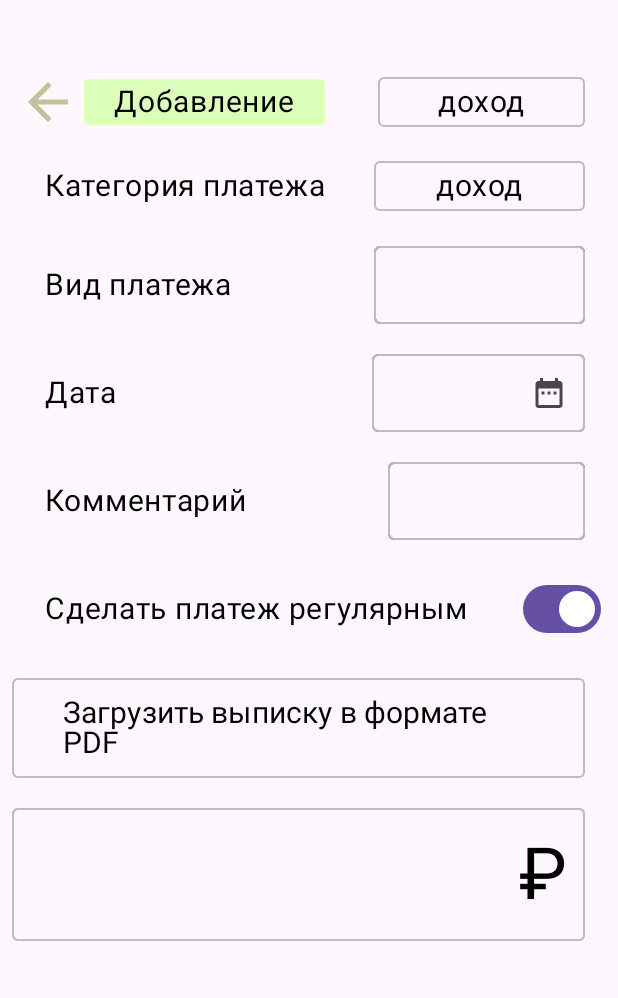
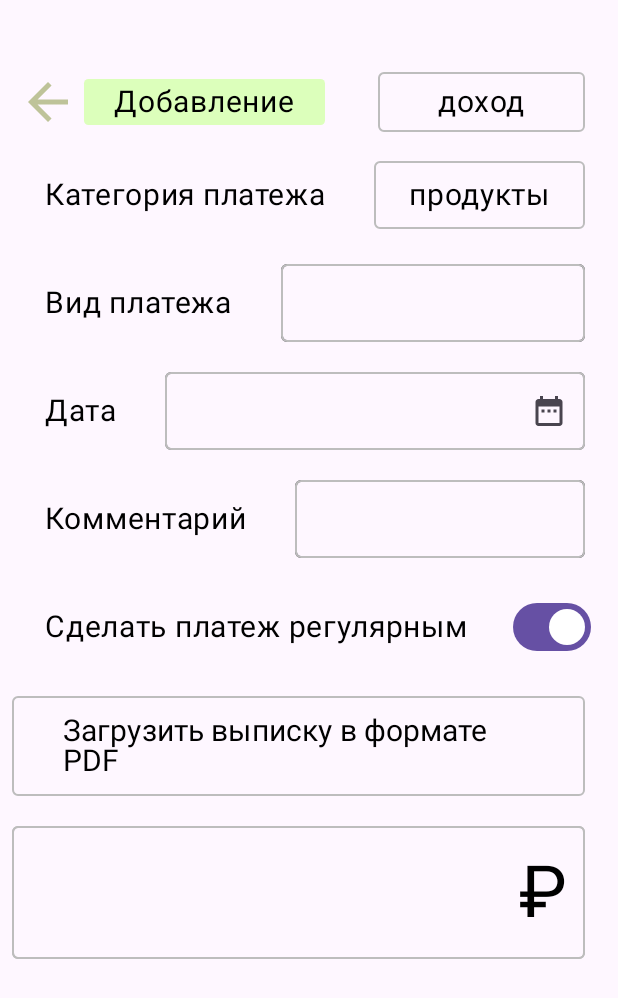
Before and after one commit to AlexFaernon/kisiks, an Android app built with Jetpack Compose: the AddScreen screen opened through its navigation route, on a phone screen of 412 x 824 dp. Shown: the top 998 px of the screen. Run offline under Robolectric (Android 15) with nearby library versions, the phone set to English and light mode, and no system bars.

Commit message:
Refactoring + new options

```diff
--- a/app/src/main/java/com/example/cashincontrol/presentation/AddScreen.kt
+++ b/app/src/main/java/com/example/cashincontrol/presentation/AddScreen.kt
@@ -1,56 +1,27 @@
-@file:OptIn(ExperimentalMaterial3Api::class)
+@file:OptIn(ExperimentalMaterial3Api::class, ExperimentalMaterial3Api::class,
+    ExperimentalMaterial3Api::class
+)
 
 package com.example.cashincontrol.presentation
 
+import android.net.Uri
 import android.util.Log
+import androidx.activity.compose.rememberLauncherForActivityResult
+import androidx.activity.result.contract.ActivityResultContracts
 import androidx.compose.foundation.background
 import androidx.compose.foundation.border
 import androidx.compose.foundation.clickable
-import androidx.compose.foundation.gestures.awaitEachGesture
-import androidx.compose.foundation.gestures.awaitFirstDown
-import androidx.compose.foundation.gestures.waitForUpOrCancellation
-import androidx.compose.foundation.layout.Arrangement
-import androidx.compose.foundation.layout.Box
-import androidx.compose.foundation.layout.Column
-import androidx.compose.foundation.layout.Row
-import androidx.compose.foundation.layout.Spacer
-import androidx.compose.foundation.layout.fillMaxSize
-import androidx.compose.foundation.layout.fillMaxWidth
-import androidx.compose.foundation.layout.height
-import androidx.compose.foundation.layout.offset
-import androidx.compose.foundation.layout.padding
-import androidx.compose.foundation.layout.width
+import androidx.compose.foundation.layout.*
 import androidx.compose.foundation.shape.RoundedCornerShape
 import androidx.compose.foundation.text.KeyboardOptions
 import androidx.compose.material.icons.Icons
 import androidx.compose.material.icons.filled.DateRange
-import androidx.compose.material3.Button
-import androidx.compose.material3.ButtonDefaults
-import androidx.compose.material3.DatePicker
-import androidx.compose.material3.DatePickerDialog
-import androidx.compose.material3.DropdownMenu
-import androidx.compose.material3.DropdownMenuItem
-import androidx.compose.material3.ExperimentalMaterial3Api
-import androidx.compose.material3.Icon
-import androidx.compose.material3.IconButton
-import androidx.compose.material3.MaterialTheme
-import androidx.compose.material3.OutlinedTextField
-import androidx.compose.material3.Switch
-import androidx.compose.material3.Text
-import androidx.compose.material3.TextButton
-import androidx.compose.material3.TextFieldDefaults
-import androidx.compose.material3.rememberDatePickerState
-import androidx.compose.runtime.Composable
-import androidx.compose.runtime.getValue
-import androidx.compose.runtime.mutableStateOf
-import androidx.compose.runtime.remember
-import androidx.compose.runtime.setValue
+import androidx.compose.material3.*
+import androidx.compose.runtime.*
 import androidx.compose.ui.Alignment
 import androidx.compose.ui.Modifier
-import androidx.compose.ui.draw.shadow
 import androidx.compose.ui.graphics.Color
-import androidx.compose.ui.input.pointer.PointerEventPass
-import androidx.compose.ui.input.pointer.pointerInput
+import androidx.compose.ui.platform.LocalContext
 import androidx.compose.ui.res.painterResource
 import androidx.compose.ui.text.TextStyle
 import androidx.compose.ui.text.font.FontWeight
@@ -58,6 +29,7 @@ import androidx.compose.ui.text.input.KeyboardType
 import androidx.compose.ui.tooling.preview.Preview
 import androidx.compose.ui.unit.dp
 import androidx.compose.ui.unit.sp
+import androidx.compose.ui.window.Dialog
 import androidx.compose.ui.window.Popup
 import androidx.navigation.NavController
 import com.example.cashincontrol.R
@@ -79,15 +51,14 @@ fun AddScreen(navController: NavController) {
 }
 
 @Composable
-private fun TopSection(navController: NavController){
-    // Заголовок с кнопкой и переключателем
-    Row(modifier = Modifier
+private fun TopSection(navController: NavController) {
+    Row(
+        modifier = Modifier
             .fillMaxWidth()
             .height(40.dp),
         verticalAlignment = Alignment.CenterVertically,
     ) {
-        IconButton(onClick = {navController.navigate("main")}
-        ) {
+        IconButton(onClick = { navController.navigate("main") }) {
             Icon(
                 painter = painterResource(id = R.drawable.arrow_back),
                 contentDescription = "Назад",
@@ -95,32 +66,136 @@ private fun TopSection(navController: NavController){
             )
         }
 
+        TextWithBackground(
+            text = "Добавление",
+            backgroundColor = Color(0xFFDCFFBB),
+            paddingValues = PaddingValues(horizontal = 20.dp, vertical = 3.dp)
+        )
+
+        Spacer(modifier = Modifier.weight(35f))
+        TransactionDropdownMenu()
+    }
+}
+
+@Preview
+@Composable
+private fun MainSection() {
+    Column(verticalArrangement = Arrangement.spacedBy(20.dp)) {
+        TransactionCategorySection()
+        TransactionTypeSection()
+        TransactionDateSection()
+        TransactionCommentSection()
+        TransactionSwitchSection()
+        FileUploadButton()
+        MoneyInputField()
+    }
+}
+
+@Composable
+private fun TransactionCategorySection() {
+    LabeledRow(label = "Категория платежа") {
+        CategoryDropdownMenu()
+    }
+}
+
+@Composable
+private fun TransactionTypeSection() {
+    LabeledRowWithTextField(label = "Вид платежа")
+}
+
+@Composable
+private fun TransactionDateSection() {
+    LabeledRow(label = "Дата") {
+        DatePickerDocked()
+    }
+}
+
+@Composable
+private fun TransactionCommentSection() {
+    LabeledRowWithTextField(label = "Комментарий")
+}
+
+@Composable
+private fun TransactionSwitchSection() {
+    LabeledRow(label = "Сделать платеж регулярным") {
+        var checked by remember { mutableStateOf(true) }
+        Switch(
+            checked = checked,
+            onCheckedChange = { checked = it }
+        )
+    }
+}
+
+@Composable
+fun LabeledRow(label: String, content: @Composable RowScope.() -> Unit) {
+    Row(
+        modifier = Modifier
+            .fillMaxWidth()
+            .height(52.dp),
+        verticalAlignment = Alignment.CenterVertically,
+    ) {
+        TextWithPadding(label)
+        content()
+    }
+}
+
+@Composable
+fun LabeledRowWithTextField(label: String) {
+    LabeledRow(label = label) {
+        val message = remember { mutableStateOf("") }
+        OutlinedTextField(
+            value = message.value,
+            onValueChange = { message.value = it },
+            textStyle = TextStyle(fontSize = 20.sp),
+            colors = TextFieldDefaults.colors(
+                unfocusedContainerColor = Color.Transparent,
+                unfocusedTextColor = Color.Black,
+                focusedContainerColor = Color.Transparent,
+                focusedTextColor = Color.Black,
+            ),
+            keyboardOptions = KeyboardOptions(keyboardType = KeyboardType.Text),
+            modifier = Modifier
+                .border(1.dp, Color(0xFFBDBDBD), shape = RoundedCornerShape(4.dp))
+        )
+    }
+}
+
+@Composable
+fun TextWithPadding(text: String) {
     Text(
-            text = "Добавление",
+        text = text,
         color = Color.Black,
         fontSize = 20.sp,
         fontWeight = FontWeight.Normal,
         modifier = Modifier
-                .background(Color(0xFFDCFFBB), shape = RoundedCornerShape(3.dp))
-                .padding(horizontal = 20.dp, vertical = 3.dp)
+            .padding(start = 22.dp, end = 32.dp, top = 3.dp, bottom = 3.dp)
     )
-
-        Spacer(modifier = Modifier.width(35.dp))
-        DropdownMenu()
-    }
 }
 
 @Composable
-fun DropdownMenu() {
+fun TextWithBackground(text: String, backgroundColor: Color, paddingValues: PaddingValues) {
+    Text(
+        text = text,
+        color = Color.Black,
+        fontSize = 20.sp,
+        fontWeight = FontWeight.Normal,
+        modifier = Modifier
+            .background(backgroundColor, shape = RoundedCornerShape(3.dp))
+            .padding(paddingValues)
+    )
+}
+
+@Composable
+fun TransactionDropdownMenu() {
     var expanded by remember { mutableStateOf(false) }
     var selectedOption by remember { mutableStateOf("доход") }
 
     Box(
         modifier = Modifier
+            .clickable { expanded = true }
             .fillMaxSize()
-            .clickable { expanded = true }
-            .padding(vertical = 3.dp)
-            .border(1.dp, Color(0xFFBDBDBD), shape = RoundedCornerShape(4.dp))
+            .padding(start = 35.dp)
+            .border(1.dp, Color(0xFFBDBDBD), shape = RoundedCornerShape(4.dp)),
     ) {
         Text(
             text = selectedOption,
@@ -152,161 +227,112 @@ fun DropdownMenu() {
     }
 }
 
-@Preview
 @Composable
-private fun MainSection(){
-    Column(verticalArrangement =  Arrangement.spacedBy(20.dp)) {
-        TransactionCategory()
-        TransactionType()
-        TransactionDate()
-        TransactionComment()
-        TransactionSwitch()
-        FileUploadButton()
-        MoneyInputField()
+fun CategoryDropdownMenu() {
+    var expanded by remember { mutableStateOf(false) }
+    var selectedOption by remember { mutableStateOf("продукты") }
+    val categories = remember { mutableStateListOf("продукты", "лекарства", "другое") }
+    var showDialog by remember { mutableStateOf(false) }
+
+    Box(
+        modifier = Modifier
+            .clickable { expanded = true }
+            .fillMaxSize()
+            .padding(vertical = 3.dp)
+            .border(1.dp, Color(0xFFBDBDBD), shape = RoundedCornerShape(4.dp)),
+        contentAlignment = Alignment.Center
+    ) {
+        Text(
+            text = selectedOption,
+            fontSize = 20.sp,
+            color = Color.Black,
+            fontWeight = FontWeight.Normal,
+            modifier = Modifier.align(Alignment.Center)
+        )
+
+        DropdownMenu(
+            expanded = expanded,
+            onDismissRequest = { expanded = false }
+        ) {
+            categories.forEach { category ->
+                DropdownMenuItem(
+                    text = { Text(category) },
+                    onClick = {
+                        selectedOption = category
+                        expanded = false
+                    }
+                )
+            }
+            DropdownMenuItem(
+                text = { Text("Добавить категорию") },
+                onClick = {
+                    expanded = false
+                    showDialog = true
+                }
+            )
+        }
+    }
+    if (showDialog) {
+        AddCategoryDialog(categories = categories, onDismiss = { showDialog = false })
     }
 }
 
 @Composable
-private fun TransactionCategory(){
-    Row(modifier = Modifier
+fun AddCategoryDialog(categories: MutableList<String>, onDismiss: () -> Unit) {
+    var newCategory by remember { mutableStateOf("") }
+
+    Dialog(onDismissRequest = { onDismiss() }) {
+        Surface(
+            modifier = Modifier
                 .fillMaxWidth()
-        .height(40.dp),
-        verticalAlignment = Alignment.CenterVertically,
+                .padding(16.dp),
+            shape = RoundedCornerShape(8.dp),
+            color = MaterialTheme.colorScheme.surface
         ) {
-        Text(
-            text = "Категория платежа",
-            color = Color.Black,
-            fontSize = 20.sp,
-            fontWeight = FontWeight.Normal,
-            modifier = Modifier
-                .padding(start = 22.dp, end = 32.dp, top = 3.dp, bottom = 3.dp)
+            Column(modifier = Modifier.padding(16.dp)) {
+                Text("Добавить новую категорию", style = MaterialTheme.typography.titleMedium)
+                Spacer(modifier = Modifier.height(8.dp))
+                OutlinedTextField(
+                    value = newCategory,
+                    onValueChange = { newCategory = it },
+                    label = { Text("Название категории") },
+                    modifier = Modifier.fillMaxWidth()
                 )
-        DropdownMenu()
+                Spacer(modifier = Modifier.height(16.dp))
+                Row(
+                    modifier = Modifier.fillMaxWidth(),
+                    horizontalArrangement = Arrangement.End
+                ) {
+                    TextButton(onClick = { onDismiss() }) {
+                        Text("Отмена")
+                    }
+                    TextButton(
+                        onClick = {
+                            if (newCategory.isNotBlank()) {
+                                categories.add(newCategory)
+                                onDismiss()
                             }
                         }
-
-@Composable
-private fun TransactionType()
-{
-    Row(modifier = Modifier
-        .fillMaxWidth()
-        .height(52.dp),
-        verticalAlignment = Alignment.CenterVertically,
                     ) {
-        Text(
-            text = "Вид платежа",
-            color = Color.Black,
-            fontSize = 20.sp,
-            fontWeight = FontWeight.Normal,
-            modifier = Modifier
-                .padding(start = 22.dp, end = 94.dp, top = 3.dp, bottom = 3.dp)
-        )
-
-        val message = remember{mutableStateOf("")}
-        OutlinedTextField(
-            message.value,
-            {message.value = it},
-            textStyle = TextStyle(fontSize = 20.sp),
-            colors = TextFieldDefaults.colors(
-                unfocusedContainerColor = Color.Transparent,
-                unfocusedTextColor = Color.Black,
-                focusedContainerColor = Color.Transparent,
-                focusedTextColor = Color.Black,
-            ),
-            keyboardOptions = KeyboardOptions(keyboardType = KeyboardType.Text),
-            modifier = Modifier
-                .border(1.dp, Color(0xFFBDBDBD), shape = RoundedCornerShape(4.dp))
-        )
+                        Text("Добавить")
                     }
                 }
-
-@Composable
-private fun TransactionDate(){
-    Row(modifier = Modifier
-        .fillMaxWidth()
-        .height(52.dp),
-        verticalAlignment = Alignment.CenterVertically,
-    ) {
-        Text(
-            text = "Дата",
-            color = Color.Black,
-            fontSize = 20.sp,
-            fontWeight = FontWeight.Normal,
-            modifier = Modifier
-                .padding(start = 22.dp, end = 170.dp, top = 3.dp, bottom = 3.dp)
-        )
-
-        DatePickerDocked()
             }
         }
-
-@Composable
-private fun TransactionComment()
-{
-    Row(modifier = Modifier
-        .fillMaxWidth()
-        .height(52.dp),
-        verticalAlignment = Alignment.CenterVertically,
-    ) {
-        Text(
-            text = "Комментарий",
-            color = Color.Black,
-            fontSize = 20.sp,
-            fontWeight = FontWeight.Normal,
-            modifier = Modifier
-                .padding(start = 22.dp, end = 94.dp, top = 3.dp, bottom = 3.dp)
-        )
-
-        val message = remember{mutableStateOf("")}
-        OutlinedTextField(
-            message.value,
-            {message.value = it},
-            textStyle = TextStyle(fontSize = 20.sp),
-            colors = TextFieldDefaults.colors(
-                unfocusedContainerColor = Color.Transparent,
-                unfocusedTextColor = Color.Black,
-                focusedContainerColor = Color.Transparent,
-                focusedTextColor = Color.Black,
-            ),
-            keyboardOptions = KeyboardOptions(keyboardType = KeyboardType.Text),
-            modifier = Modifier
-                .border(1.dp, Color(0xFFBDBDBD), shape = RoundedCornerShape(4.dp))
-        )
-    }
-}
-
-@Composable
-private fun TransactionSwitch()
-{
-    Row(modifier = Modifier
-        .fillMaxWidth()
-        .height(52.dp),
-        verticalAlignment = Alignment.CenterVertically,
-    ) {
-        Text(
-            text = "Сделать платеж регулярным",
-            color = Color.Black,
-            fontSize = 20.sp,
-            fontWeight = FontWeight.Normal,
-            modifier = Modifier
-                .padding(start = 22.dp, end = 45.dp, top = 3.dp, bottom = 3.dp)
-        )
-
-        var checked by remember { mutableStateOf(true) }
-
-        Switch(
-            checked = checked,
-            onCheckedChange = {
-                checked = it
-            }
-        )
     }
 }
 
 @Composable
 fun FileUploadButton() {
+    val context = LocalContext.current
+    val launcher = rememberLauncherForActivityResult(ActivityResultContracts.GetContent()) { uri: Uri? ->
+        uri?.let {
+            Log.d("FileUpload", "Selected file: $it")
+        }
+    }
+
     Button(
-        onClick = { println("ONCLICK")/* TODO: логика загрузки */ },
+        onClick = { launcher.launch("application/pdf") },
         modifier = Modifier
             .fillMaxWidth()
             .border(1.dp, Color(0xFFBDBDBD), shape = RoundedCornerShape(4.dp))
@@ -324,10 +350,10 @@ fun FileUploadButton() {
 
 @Composable
 fun MoneyInputField() {
-    val message = remember{mutableStateOf("")}
+    val message = remember { mutableStateOf("") }
     OutlinedTextField(
-        message.value,
-        {message.value = it},
+        value = message.value,
+        onValueChange = { message.value = it },
         textStyle = TextStyle(fontSize = 48.sp),
         trailingIcon = {
             Text(
@@ -350,7 +376,6 @@ fun MoneyInputField() {
     )
 }
 
-
 @Composable
 fun DatePickerDocked() {
     var showDatePicker by remember { mutableStateOf(false) }
@@ -359,9 +384,7 @@ fun DatePickerDocked() {
         convertMillisToDate(it)
     } ?: ""
 
-    Box(
-        modifier = Modifier.fillMaxWidth()
-    ) {
+    Box(modifier = Modifier.fillMaxWidth()) {
         OutlinedTextField(
             value = selectedDate,
             onValueChange = { },
```
Lines whose indentation alone changed are shown as unchanged.
